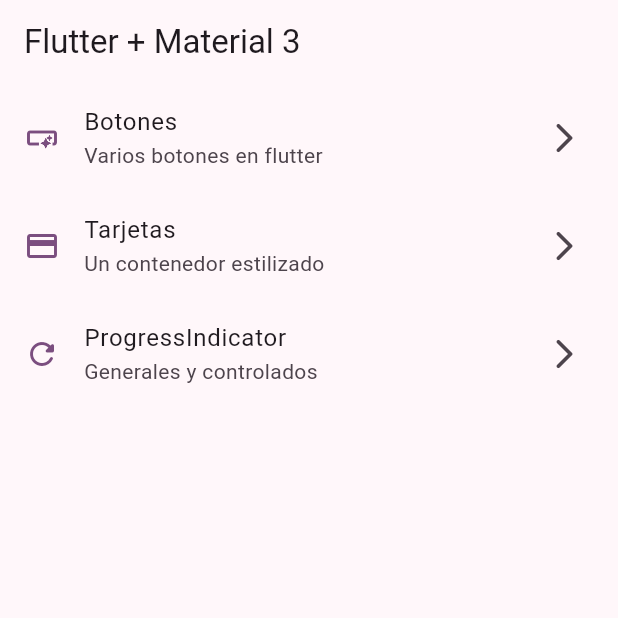
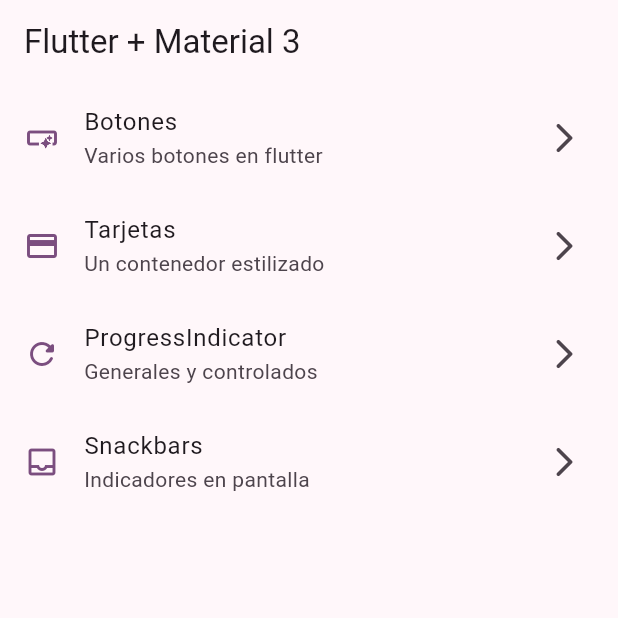
Before and after one commit to UrielCisneros/widgets_app, a Flutter app: the screen it shows after launch, on a phone screen of 412 x 824 dp, the top half of it. Run offline on Flutter 3.47's test engine with Material 2 defaults, Android fonts, the phone set to English and light mode, and no system bars; our stand-ins replace go_router.

Commit message:
Add snackbars section

```diff
--- a/lib/config/menu/menu_items.dart
+++ b/lib/config/menu/menu_items.dart
@@ -28,5 +28,11 @@ const appMenuItems = <MenuItems>[
       title: "ProgressIndicator",
       subTitle: "Generales y controlados",
       link: '/progress',
-      icon: Icons.refresh_rounded)
+      icon: Icons.refresh_rounded),
+  MenuItems(
+      title: "Snackbars",
+      subTitle: 'Indicadores en pantalla',
+      link: '/snackbar',
+      icon: Icons.inbox_outlined),
+  // MenuItems(title: "", subTitle: subTitle, link: link, icon: icon)
 ];
--- a/lib/main.dart
+++ b/lib/main.dart
@@ -12,6 +12,7 @@ class MainApp extends StatelessWidget {
   @override
   Widget build(BuildContext context) {
     return MaterialApp.router(
+      title: "Flutter widgets",
       routerConfig: appRouter,
       debugShowCheckedModeBanner: false,
       theme: AppTheme(selectColor: 0).getTheme(),
```
Also changed, not shown: lib/presentation/screens/snackbar/snackbar_screen.dart (+56 -1 lines).
